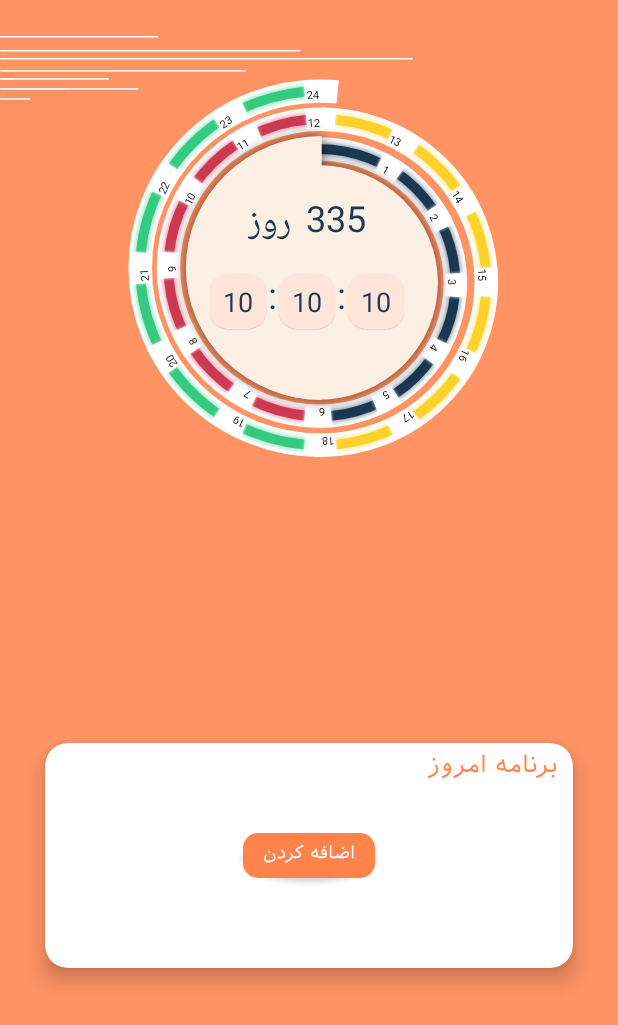
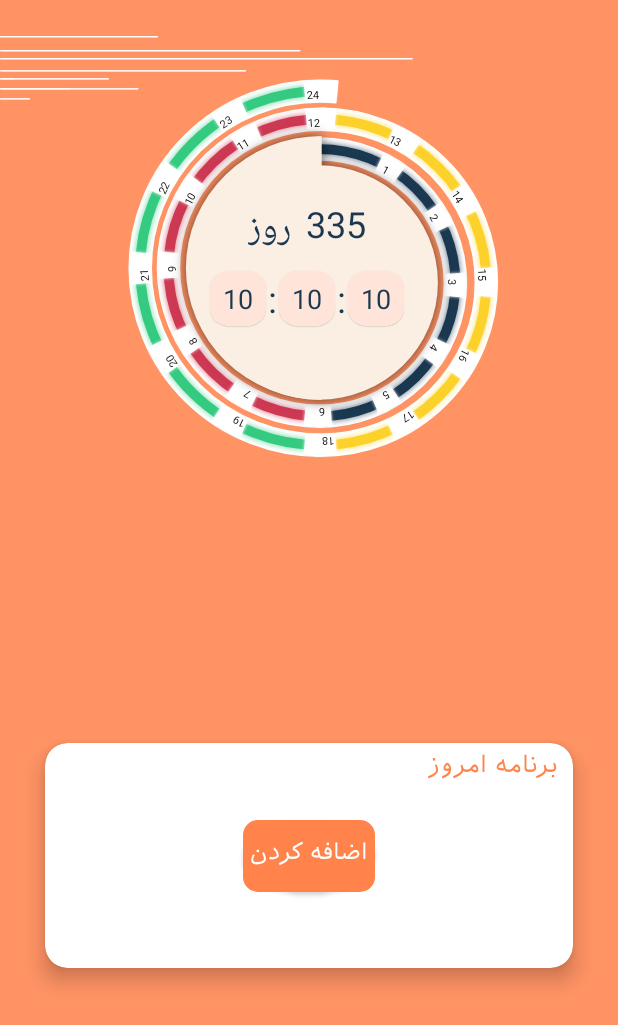
Before and after one commit to TarashGroup/TarashPlaningApp, an Android app: the screen it shows after launch (MainActivity), on a phone screen of 412 x 824 dp. Shown: the top 1025 px of the screen. Run offline under Robolectric (Android 15) with nearby library versions, the phone set to English and light mode, and no system bars; libraries missing offline, so code that uses them is left out: com.hanks.htextview; plain views replace EvaporateTextView; 8 statements that could not run were skipped.

Commit message:
fix activity_main layout

```diff
--- /dev/null
+++ b/app/src/main/res/drawable-v21/button2.xml
@@ -0,0 +1,10 @@
+<?xml version="1.0" encoding="utf-8"?>
+<ripple xmlns:android="http://schemas.android.com/apk/res/android"
+    android:color="#FFFFFF">
+    <item android:id="@+id/mask">
+        <shape android:shape="oval">
+            <solid android:color="@android:color/black"/>
+        </shape>
+    </item>
+    <item android:drawable="@drawable/button2_normal"/>
+</ripple>
--- a/app/src/main/res/drawable/button2.xml
+++ b/app/src/main/res/drawable/button2.xml
@@ -1,10 +1,10 @@
 <?xml version="1.0" encoding="utf-8"?>
-<ripple xmlns:android="http://schemas.android.com/apk/res/android"
-    android:color="@color/peach">
-    <item android:id="@+id/mask">
-        <shape android:shape="oval">
-            <solid android:color="@android:color/black"/>
+<selector xmlns:android="http://schemas.android.com/apk/res/android">
+    <item android:state_pressed="true">
+        <shape android:shape="rectangle">
+            <solid android:color="@color/peach"/>
+            <corners android:radius="10dp"/>
         </shape>
     </item>
     <item android:drawable="@drawable/button2_normal"/>
-</ripple>
+</selector>
--- a/app/src/main/res/layout/activity_main.xml
+++ b/app/src/main/res/layout/activity_main.xml
@@ -62,7 +62,7 @@
                 android:layout_width="match_parent"
                 android:layout_height="wrap_content"
                 android:gravity="center"
-                android:layout_marginTop="10dp"
+                android:layout_marginTop="5dp"
                 android:orientation="horizontal">
 
                 <com.hanks.htextview.evaporate.EvaporateTextView
@@ -78,7 +78,6 @@
                 <TextView
                     android:layout_width="wrap_content"
                     android:layout_height="wrap_content"
-                    android:paddingBottom="10dp"
                     android:text=":"
                     android:textColor="@color/DarkLight"
                     android:textSize="24sp" />
@@ -96,7 +95,6 @@
                 <TextView
                     android:layout_width="wrap_content"
                     android:layout_height="wrap_content"
-                    android:paddingBottom="10dp"
                     android:text=":"
                     android:textColor="@color/DarkLight"
                     android:textSize="24sp" />
@@ -156,13 +154,13 @@
             <Button
                 android:id="@+id/btn_add"
                 android:layout_width="wrap_content"
-                android:layout_height="30dp"
+                android:layout_height="wrap_content"
                 android:layout_gravity="center"
                 android:background="@drawable/button2"
                 android:gravity="center"
                 android:text="@string/add"
                 android:textColor="@android:color/white"
-                android:textSize="12sp"
+                android:textSize="15sp"
                 app:fontFamily="@font/iransans"
                 app:layout_constraintBottom_toBottomOf="parent"
                 app:layout_constraintLeft_toLeftOf="parent"
```
Also changed, not shown: app/src/main/res/drawable-v21/button1.xml (added, +10 -0 lines), app/src/main/res/drawable/button1.xml (+6 -6 lines).
